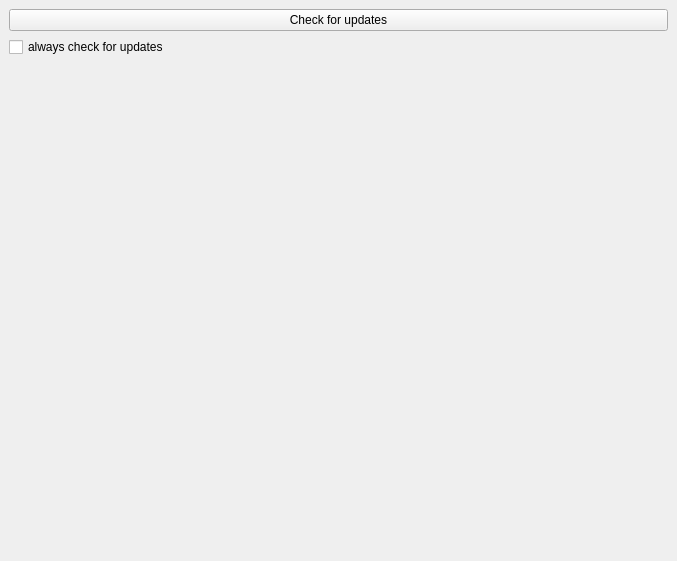
Above: freecad/appimage_updater/ui/preferences.ui from looooo/freecad.appimage_updater before the change. Below: the same form after it.
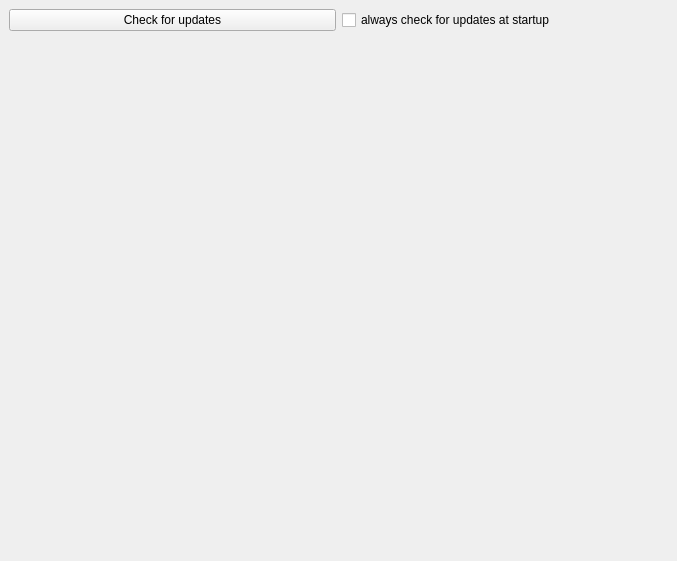
That is the form after the change. Custom widgets are drawn as their Qt base class.

Commit message: connect check-updates button

Diff of the .ui file:
```diff
--- a/freecad/appimage_updater/ui/preferences.ui
+++ b/freecad/appimage_updater/ui/preferences.ui
@@ -30,15 +30,8 @@
     <number>9</number>
    </property>
    <item>
-    <layout class="QVBoxLayout" name="verticalLayout">
-     <item>
-      <widget class="QPushButton" name="pushButton">
-       <property name="text">
-        <string>Check for updates</string>
-       </property>
-      </widget>
-     </item>
-     <item>
+    <layout class="QGridLayout" name="gridLayout">
+     <item row="0" column="1">
       <widget class="Gui::PrefCheckBox" name="gui::prefcheckbox_2">
        <property name="enabled">
         <bool>true</bool>
@@ -47,7 +40,7 @@
         <string>check this if you want to check for appimage updates on every start of FreeCAD</string>
        </property>
        <property name="text">
-        <string>always check for updates</string>
+        <string>always check for updates at startup</string>
        </property>
        <property name="checked">
         <bool>false</bool>
@@ -60,7 +53,14 @@
        </property>
       </widget>
      </item>
-     <item>
+     <item row="0" column="0">
+      <widget class="QPushButton" name="check_updates_button">
+       <property name="text">
+        <string>Check for updates</string>
+       </property>
+      </widget>
+     </item>
+     <item row="1" column="0">
       <spacer name="verticalSpacer">
        <property name="orientation">
         <enum>Qt::Vertical</enum>
```
The commit also changes 2 other files.
